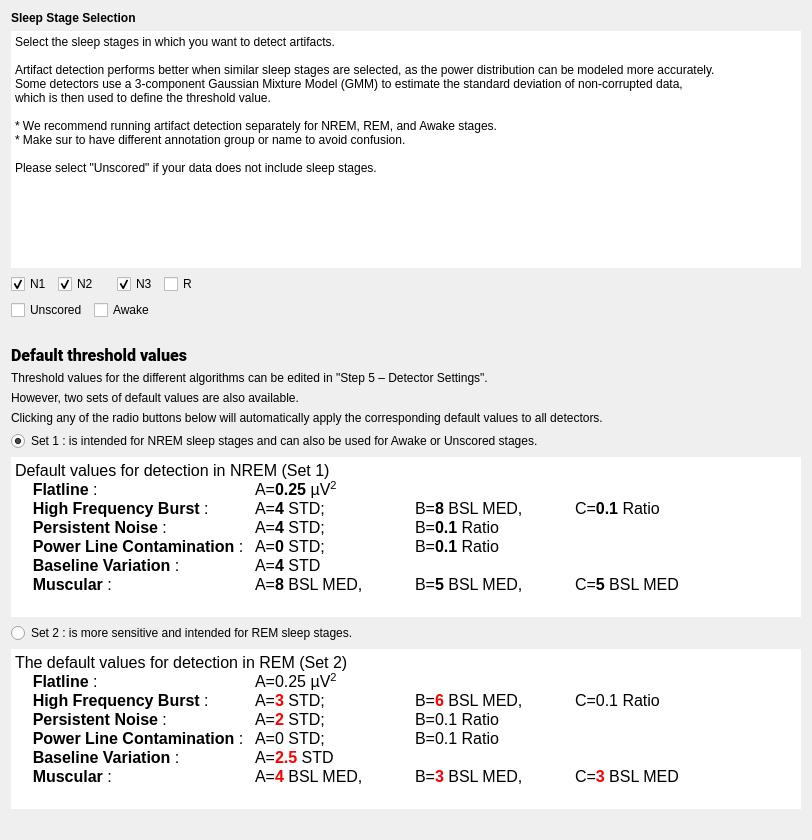
Above: tools/CEAMSTools/DetectArtifacts/SleepStageSelStep/Ui_SleepStageSelStep.ui from SnoozToolbox/snooz-package-ceams before the change. Below: the same form after it.
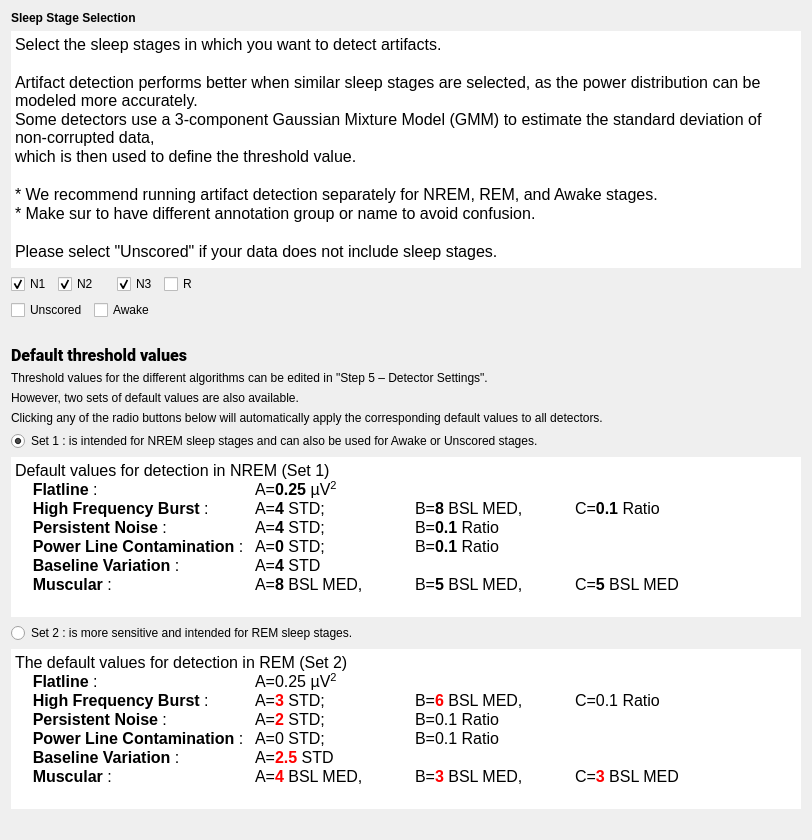
That is the form after the change.

Commit message: Replaced QPlainTextEdit with QTextEdit for better formatting capabilities.

Patch:
```diff
--- a/tools/CEAMSTools/DetectArtifacts/SleepStageSelStep/Ui_SleepStageSelStep.ui
+++ b/tools/CEAMSTools/DetectArtifacts/SleepStageSelStep/Ui_SleepStageSelStep.ui
@@ -31,7 +31,7 @@
     </widget>
    </item>
    <item>
-    <widget class="QPlainTextEdit" name="plainTextEdit">
+    <widget class="QTextEdit" name="textEdit">
      <property name="sizePolicy">
       <sizepolicy hsizetype="Expanding" vsizetype="Expanding">
        <horstretch>0</horstretch>
@@ -57,10 +57,10 @@
       <number>0</number>
      </property>
      <property name="verticalScrollBarPolicy">
-      <enum>Qt::ScrollBarPolicy::ScrollBarAsNeeded</enum>
+      <enum>Qt::ScrollBarPolicy::ScrollBarAlwaysOff</enum>
      </property>
      <property name="horizontalScrollBarPolicy">
-      <enum>Qt::ScrollBarPolicy::ScrollBarAsNeeded</enum>
+      <enum>Qt::ScrollBarPolicy::ScrollBarAlwaysOff</enum>
      </property>
      <property name="sizeAdjustPolicy">
       <enum>QAbstractScrollArea::SizeAdjustPolicy::AdjustIgnored</enum>
@@ -68,17 +68,24 @@
      <property name="readOnly">
       <bool>true</bool>
      </property>
-     <property name="plainText">
-      <string>Select the sleep stages in which you want to detect artifacts.
-
-Artifact detection performs better when similar sleep stages are selected, as the power distribution can be modeled more accurately. 
-Some detectors use a 3-component Gaussian Mixture Model (GMM) to estimate the standard deviation of non-corrupted data, 
-which is then used to define the threshold value.
-
-* We recommend running artifact detection separately for NREM, REM, and Awake stages.
-* Make sur to have different annotation group or name to avoid confusion.
-
-Please select &quot;Unscored&quot; if your data does not include sleep stages.</string>
+     <property name="html">
+      <string>&lt;!DOCTYPE HTML PUBLIC &quot;-//W3C//DTD HTML 4.0//EN&quot; &quot;http://www.w3.org/TR/REC-html40/strict.dtd&quot;&gt;
+&lt;html&gt;&lt;head&gt;&lt;meta name=&quot;qrichtext&quot; content=&quot;1&quot; /&gt;&lt;meta charset=&quot;utf-8&quot; /&gt;&lt;style type=&quot;text/css&quot;&gt;
+p, li { white-space: pre-wrap; }
+hr { height: 1px; border-width: 0; }
+li.unchecked::marker { content: &quot;\2610&quot;; }
+li.checked::marker { content: &quot;\2612&quot;; }
+&lt;/style&gt;&lt;/head&gt;&lt;body style=&quot; font-family:'Roboto'; font-size:12pt; font-weight:400; font-style:normal;&quot;&gt;
+&lt;p style=&quot; margin-top:0px; margin-bottom:0px; margin-left:0px; margin-right:0px; -qt-block-indent:0; text-indent:0px;&quot;&gt;Select the sleep stages in which you want to detect artifacts.&lt;/p&gt;
+&lt;p style=&quot;-qt-paragraph-type:empty; margin-top:0px; margin-bottom:0px; margin-left:0px; margin-right:0px; -qt-block-indent:0; text-indent:0px;&quot;&gt;&lt;br /&gt;&lt;/p&gt;
+&lt;p style=&quot; margin-top:0px; margin-bottom:0px; margin-left:0px; margin-right:0px; -qt-block-indent:0; text-indent:0px;&quot;&gt;Artifact detection performs better when similar sleep stages are selected, as the power distribution can be modeled more accurately. &lt;/p&gt;
+&lt;p style=&quot; margin-top:0px; margin-bottom:0px; margin-left:0px; margin-right:0px; -qt-block-indent:0; text-indent:0px;&quot;&gt;Some detectors use a 3-component Gaussian Mixture Model (GMM) to estimate the standard deviation of non-corrupted data, &lt;/p&gt;
+&lt;p style=&quot; margin-top:0px; margin-bottom:0px; margin-left:0px; margin-right:0px; -qt-block-indent:0; text-indent:0px;&quot;&gt;which is then used to define the threshold value.&lt;/p&gt;
+&lt;p style=&quot;-qt-paragraph-type:empty; margin-top:0px; margin-bottom:0px; margin-left:0px; margin-right:0px; -qt-block-indent:0; text-indent:0px;&quot;&gt;&lt;br /&gt;&lt;/p&gt;
+&lt;p style=&quot; margin-top:0px; margin-bottom:0px; margin-left:0px; margin-right:0px; -qt-block-indent:0; text-indent:0px;&quot;&gt;* We recommend running artifact detection separately for NREM, REM, and Awake stages.&lt;/p&gt;
+&lt;p style=&quot; margin-top:0px; margin-bottom:0px; margin-left:0px; margin-right:0px; -qt-block-indent:0; text-indent:0px;&quot;&gt;* Make sur to have different annotation group or name to avoid confusion.&lt;/p&gt;
+&lt;p style=&quot;-qt-paragraph-type:empty; margin-top:0px; margin-bottom:0px; margin-left:0px; margin-right:0px; -qt-block-indent:0; text-indent:0px;&quot;&gt;&lt;br /&gt;&lt;/p&gt;
+&lt;p style=&quot; margin-top:0px; margin-bottom:0px; margin-left:0px; margin-right:0px; -qt-block-indent:0; text-indent:0px;&quot;&gt;Please select &amp;quot;Unscored&amp;quot; if your data does not include sleep stages.&lt;/p&gt;&lt;/body&gt;&lt;/html&gt;</string>
      </property>
     </widget>
    </item>
```
The commit also changes 8 other files.
